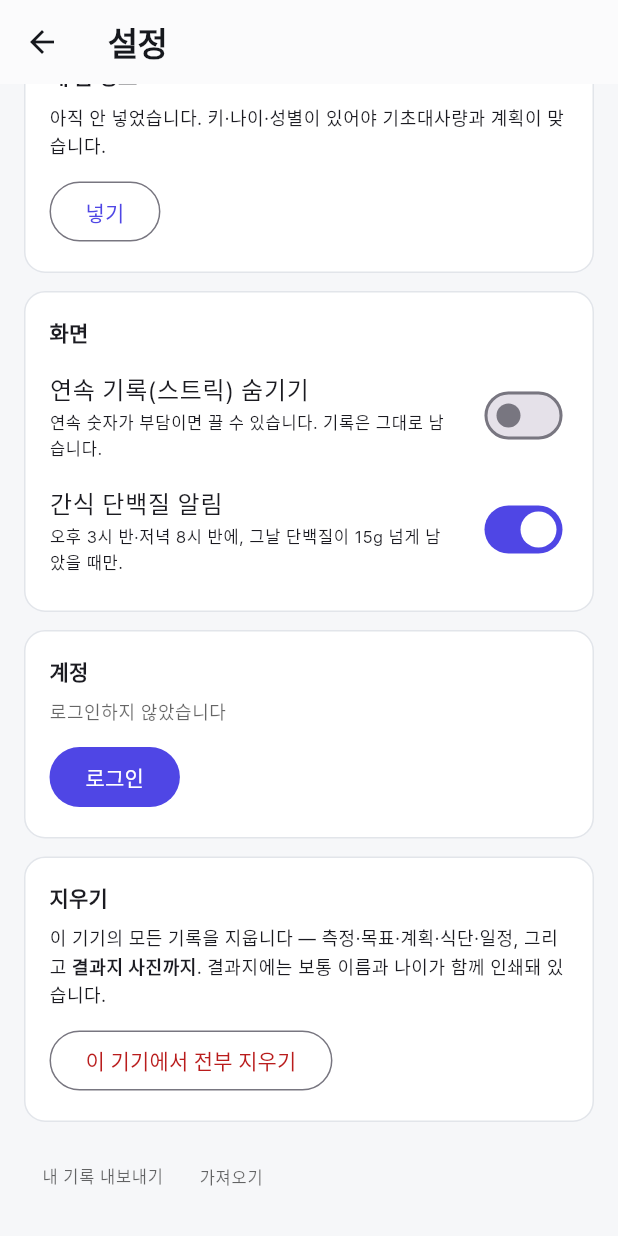
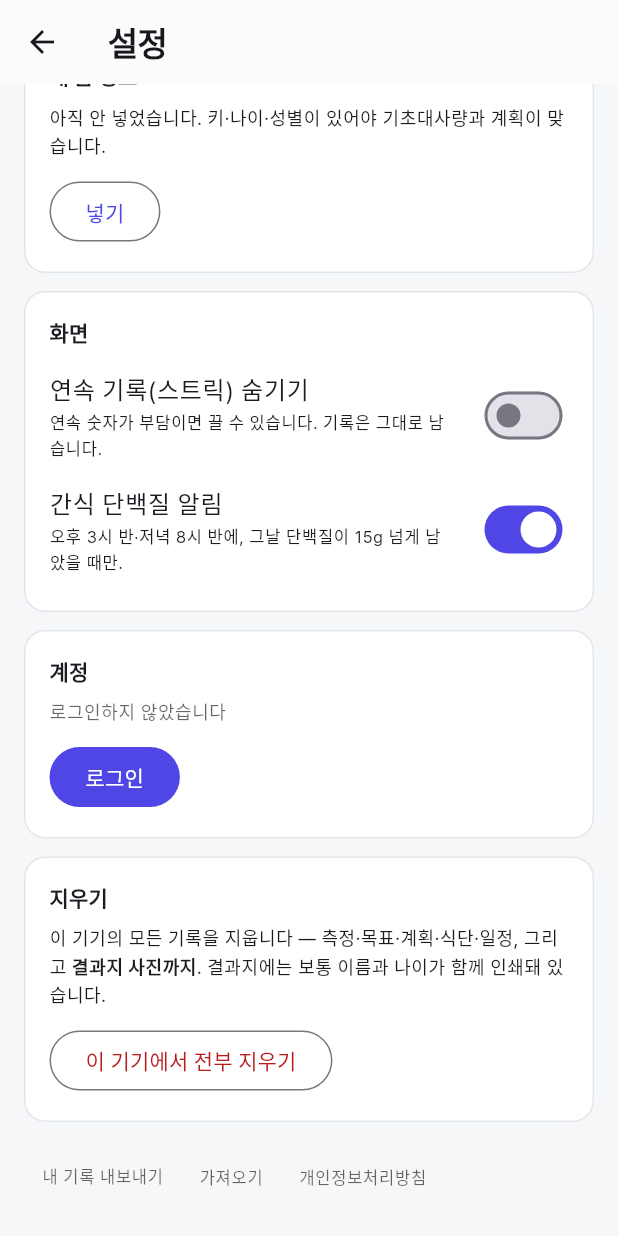
Before and after one commit to iacobuschoi/Mybody, a Flutter app: the SettingsScreen screen opened directly, scrolled down 49 dp, on a phone screen of 412 x 824 dp. Run offline on Flutter 3.47's test engine with Material 3 defaults, Android fonts, the phone set to English and light mode, and no system bars; our stand-ins replace flutter_local_notifications, flutter_timezone, image_picker, lucide_icons, shared_preferences, timezone; accounts and stored records are empty; network calls fail; Roboto replaces fonts that are missing (Pretendard).

Commit message:
플레이 스토어에 올릴 준비 — 판 번호 한 갈래로, 방침 문구 바로잡기, 계정 삭제 페이지
versionCode 가 두 갈래였습니다: 푸시 빌드는 apk.yml 실행 번호(40번대), 배포는
release.yml 실행 번호(v0.2.2 = 8). 플레이에 푸시 빌드를 한 번 올리면 다음 배포가
"번호가 작다" 고 거부됩니다. 커밋 수(git rev-list --count)로 통일합니다 —
길이 하나고 커밋마다 커지며 친구 폰의 8 보다 이미 큽니다(fetch-depth 0).
릴리스 페이지에 플레이용 .aab 도 같이 올립니다(안내문에 폰용 아님을 적음).

docs/privacy.html: 서버 주소가 앱에 들어 있다는 사실, 권한(인터넷·알림·부팅 후
알림 복원), 판독 서비스(Anthropic, 미국)와 서버 무보관, 웹 계정 삭제 안내로
바로잡습니다. docs/delete-account.html: 언제나 열리는 계정 삭제 안내 페이지(앱 안
경로 · 서버 삭제 페이지 · 이메일) — 플레이가 요구하는 웹 삭제 주소.
앱 설정 맨 아래에 「개인정보처리방침」 링크(url_launcher). docs/DEPLOY.md 7절에
플레이 절차. 연락처 이메일 자리는 주인이 채웁니다.

Co-Authored-By: Claude Fable 5.1 <noreply@anthropic.com>
Claude-Session: https://claude.ai/code/session_01VUx1QD5iR4br1KmNcSfk2v

```diff
--- a/app/lib/src/screens/settings.dart
+++ b/app/lib/src/screens/settings.dart
@@ -12,13 +12,20 @@
  *     않으므로 계정 삭제로는 사라지지 않습니다 — 두 개는 다른 일입니다.
  * ========================================================================== */
 import 'package:flutter/material.dart';
+import 'dart:async';
+
 import 'package:flutter/services.dart';
+import 'package:url_launcher/url_launcher.dart';
 import 'package:mybody_core/mybody_core.dart' as core;
 
 import '../api.dart';
 import '../scope.dart';
 import 'account.dart';
 import '../ui/widgets.dart';
+
+/// 공개된 개인정보처리방침. 플레이 스토어는 콘솔에 적은 주소와 **앱 안의
+/// 링크** 둘 다를 요구합니다. 저장소의 docs/ 가 GitHub Pages 로 나갑니다.
+const kPrivacyUrl = 'https://iacobuschoi.github.io/Mybody/privacy.html';
 
 class SettingsScreen extends StatefulWidget {
   const SettingsScreen({super.key});
@@ -180,6 +187,12 @@ class _SettingsScreenState extends State<SettingsScreen> {
           TextButton(
             onPressed: () => _import(context, app),
             child: Text('가져오기', style: t.textTheme.labelSmall?.copyWith(color: t.hintColor)),
+          ),
+          TextButton(
+            onPressed: () => unawaited(
+                launchUrl(Uri.parse(kPrivacyUrl), mode: LaunchMode.externalApplication)),
+            child: Text('개인정보처리방침',
+                style: t.textTheme.labelSmall?.copyWith(color: t.hintColor)),
           ),
         ]),
       ]),
--- a/app/pubspec.yaml
+++ b/app/pubspec.yaml
@@ -21,6 +21,7 @@ dependencies:
   path_provider: ^2.1.6
   shared_preferences: ^2.5.5
   timezone: ^0.11.1
+  url_launcher: ^6.3.0
 
 dev_dependencies:
   flutter_test:
```
Also changed, not shown: app/pubspec.lock, 6 other files.
